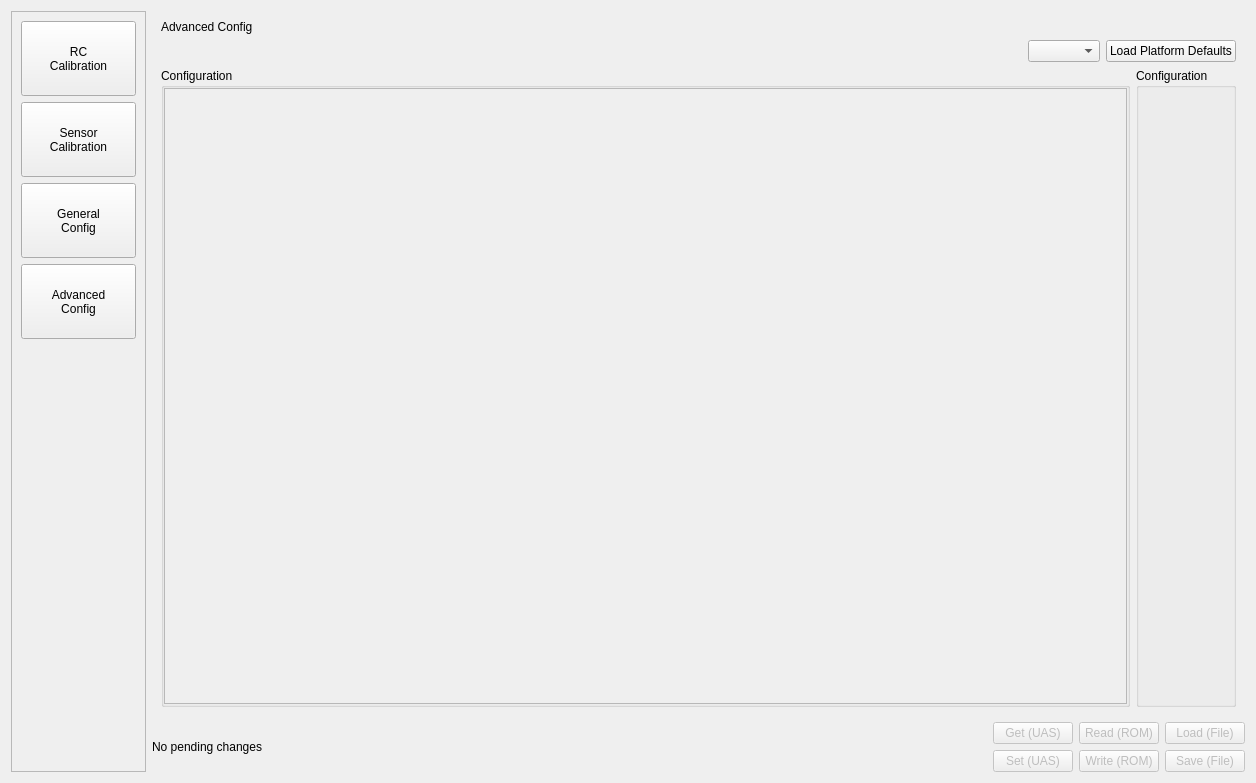
First picture: the form in src/ui/QGCPX4VehicleConfig.ui, repository mavlink/qgroundcontrol, before the edit.
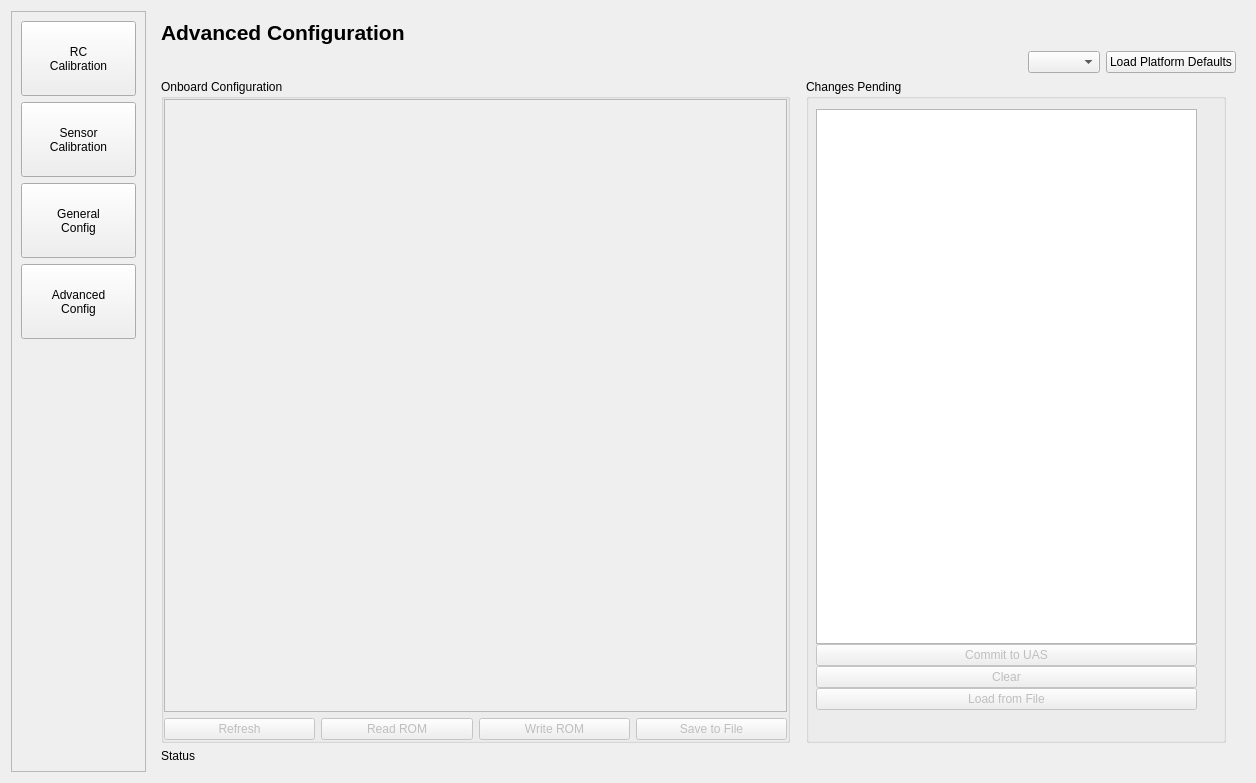
Second picture: the form after the edit. The open tabs and pages were chosen to show the change. Custom widgets are drawn as their Qt base class.

Commit message: wip new advanced configuration layout

Diff of the .ui file:
```diff
--- a/src/ui/QGCPX4VehicleConfig.ui
+++ b/src/ui/QGCPX4VehicleConfig.ui
@@ -1043,9 +1043,16 @@
        <widget class="QWidget" name="advancedTab">
         <layout class="QVBoxLayout" name="verticalLayout_13">
          <item>
-          <widget class="QLabel" name="label">
+          <widget class="QLabel" name="tabTitleLabel">
+           <property name="font">
+            <font>
+             <pointsize>16</pointsize>
+             <weight>75</weight>
+             <bold>true</bold>
+            </font>
+           </property>
            <property name="text">
-            <string>Advanced Config</string>
+            <string>Advanced Configuration</string>
            </property>
           </widget>
          </item>
@@ -1079,9 +1086,15 @@
          <item>
           <layout class="QHBoxLayout" name="horizontalLayout_3">
            <item>
-            <widget class="QGroupBox" name="fixedWingControlAttitudeGroupBox">
+            <widget class="QGroupBox" name="advancedConfigurationGroupBox">
+             <property name="sizePolicy">
+              <sizepolicy hsizetype="Preferred" vsizetype="Preferred">
+               <horstretch>3</horstretch>
+               <verstretch>1</verstretch>
+              </sizepolicy>
+             </property>
              <property name="title">
-              <string>Configuration</string>
+              <string>Onboard Configuration</string>
              </property>
              <layout class="QVBoxLayout" name="verticalLayout_2">
               <property name="margin">
@@ -1097,8 +1110,8 @@
                   <rect>
                    <x>0</x>
                    <y>0</y>
-                   <width>928</width>
-                   <height>562</height>
+                   <width>587</width>
+                   <height>569</height>
                   </rect>
                  </property>
                  <layout class="QVBoxLayout" name="verticalLayout_7">
@@ -1112,53 +1125,10 @@
                 </widget>
                </widget>
               </item>
-             </layout>
-            </widget>
-           </item>
-           <item>
-            <widget class="QGroupBox" name="fixedWingControlAttitudeGroupBox_2">
-             <property name="title">
-              <string>Configuration</string>
-             </property>
-             <layout class="QVBoxLayout" name="verticalLayout_4">
-              <property name="margin">
-               <number>0</number>
-              </property>
-             </layout>
-            </widget>
-           </item>
-          </layout>
-         </item>
-        </layout>
-       </widget>
-      </widget>
-     </item>
      <item>
       <layout class="QHBoxLayout" name="horizontalLayout_9">
        <item>
-        <widget class="QLabel" name="statusLabel">
-         <property name="text">
-          <string>No pending changes</string>
-         </property>
-        </widget>
-       </item>
-       <item>
-        <spacer name="horizontalSpacer_5">
-         <property name="orientation">
-          <enum>Qt::Horizontal</enum>
-         </property>
-         <property name="sizeHint" stdset="0">
-          <size>
-           <width>40</width>
-           <height>20</height>
-          </size>
-         </property>
-        </spacer>
-       </item>
-       <item>
-        <layout class="QGridLayout" name="gridLayout">
-         <item row="1" column="1">
-          <widget class="QPushButton" name="writeButton">
+                 <widget class="QPushButton" name="refreshButton">
            <property name="enabled">
             <bool>false</bool>
            </property>
@@ -1169,27 +1139,11 @@
             <string/>
            </property>
            <property name="text">
-            <string>Write (ROM)</string>
+                   <string>Refresh</string>
            </property>
           </widget>
          </item>
-         <item row="1" column="0">
-          <widget class="QPushButton" name="setButton">
-           <property name="enabled">
-            <bool>false</bool>
-           </property>
-           <property name="toolTip">
-            <string>Set current parameters in non-permanent onboard memory.</string>
-           </property>
-           <property name="statusTip">
-            <string/>
-           </property>
-           <property name="text">
-            <string>Set (UAS)</string>
-           </property>
-          </widget>
-         </item>
-         <item row="0" column="1">
+                <item>
           <widget class="QPushButton" name="readButton">
            <property name="enabled">
             <bool>false</bool>
@@ -1204,12 +1158,12 @@
             <string/>
            </property>
            <property name="text">
-            <string>Read (ROM)</string>
+                   <string>Read ROM</string>
            </property>
           </widget>
          </item>
-         <item row="0" column="0">
-          <widget class="QPushButton" name="refreshButton">
+                <item>
+                 <widget class="QPushButton" name="writeButton">
            <property name="enabled">
             <bool>false</bool>
            </property>
@@ -1220,27 +1174,11 @@
             <string/>
            </property>
            <property name="text">
-            <string>Get (UAS)</string>
+                   <string>Write ROM</string>
            </property>
           </widget>
          </item>
-         <item row="0" column="2">
-          <widget class="QPushButton" name="loadFileButton">
-           <property name="enabled">
-            <bool>false</bool>
-           </property>
-           <property name="toolTip">
-            <string>Load parameters from a file on this computer in the view. To write them to the aircraft, use transmit after loading them.</string>
-           </property>
-           <property name="statusTip">
-            <string/>
-           </property>
-           <property name="text">
-            <string>Load (File)</string>
-           </property>
-          </widget>
-         </item>
-         <item row="1" column="2">
+                <item>
           <widget class="QPushButton" name="saveFileButton">
            <property name="enabled">
             <bool>false</bool>
@@ -1252,13 +1190,138 @@
             <string/>
            </property>
            <property name="text">
-            <string>Save (File)</string>
+                   <string>Save to File</string>
            </property>
           </widget>
          </item>
         </layout>
        </item>
       </layout>
+            </widget>
+           </item>
+           <item>
+            <spacer name="horizontalSpacer_5">
+             <property name="orientation">
+              <enum>Qt::Horizontal</enum>
+             </property>
+             <property name="sizeHint" stdset="0">
+              <size>
+               <width>10</width>
+               <height>20</height>
+              </size>
+             </property>
+            </spacer>
+           </item>
+           <item>
+            <widget class="QGroupBox" name="pendingChangesGroupBox">
+             <property name="sizePolicy">
+              <sizepolicy hsizetype="Preferred" vsizetype="Preferred">
+               <horstretch>2</horstretch>
+               <verstretch>0</verstretch>
+              </sizepolicy>
+             </property>
+             <property name="minimumSize">
+              <size>
+               <width>329</width>
+               <height>0</height>
+              </size>
+             </property>
+             <property name="title">
+              <string>Changes Pending</string>
+             </property>
+             <widget class="QWidget" name="verticalLayoutWidget">
+              <property name="geometry">
+               <rect>
+                <x>10</x>
+                <y>30</y>
+                <width>381</width>
+                <height>601</height>
+               </rect>
+              </property>
+              <layout class="QVBoxLayout" name="verticalLayout_4" stretch="0,0,1,1">
+               <property name="spacing">
+                <number>0</number>
+               </property>
+               <item>
+                <widget class="QTreeView" name="pendingCommitsTreeView"/>
+               </item>
+               <item>
+                <widget class="QPushButton" name="setButton">
+                 <property name="enabled">
+                  <bool>false</bool>
+                 </property>
+                 <property name="toolTip">
+                  <string>Set current parameters in non-permanent onboard memory.</string>
+                 </property>
+                 <property name="statusTip">
+                  <string/>
+                 </property>
+                 <property name="text">
+                  <string>Commit to UAS</string>
+                 </property>
+                </widget>
+               </item>
+               <item>
+                <widget class="QPushButton" name="setButton_2">
+                 <property name="enabled">
+                  <bool>false</bool>
+                 </property>
+                 <property name="toolTip">
+                  <string>Set current parameters in non-permanent onboard memory.</string>
+                 </property>
+                 <property name="statusTip">
+                  <string/>
+                 </property>
+                 <property name="text">
+                  <string>Clear</string>
+                 </property>
+                </widget>
+               </item>
+               <item>
+                <widget class="QPushButton" name="loadFileButton">
+                 <property name="enabled">
+                  <bool>false</bool>
+                 </property>
+                 <property name="toolTip">
+                  <string>Load parameters from a file on this computer in the view. To write them to the aircraft, use transmit after loading them.</string>
+                 </property>
+                 <property name="statusTip">
+                  <string/>
+                 </property>
+                 <property name="text">
+                  <string>Load from File</string>
+                 </property>
+                </widget>
+               </item>
+              </layout>
+             </widget>
+            </widget>
+           </item>
+           <item>
+            <spacer name="horizontalSpacer_13">
+             <property name="orientation">
+              <enum>Qt::Horizontal</enum>
+             </property>
+             <property name="sizeHint" stdset="0">
+              <size>
+               <width>10</width>
+               <height>20</height>
+              </size>
+             </property>
+            </spacer>
+           </item>
+          </layout>
+         </item>
+         <item>
+          <widget class="QLabel" name="advancedStatusLabel">
+           <property name="text">
+            <string>Status</string>
+           </property>
+          </widget>
+         </item>
+        </layout>
+       </widget>
+      </widget>
      </item>
     </layout>
    </item>
```
Left out of the diff: 60 changed lines with no effect on the pictures. Lines whose indentation alone changed are shown as unchanged. The commit also changes 1 other file.
